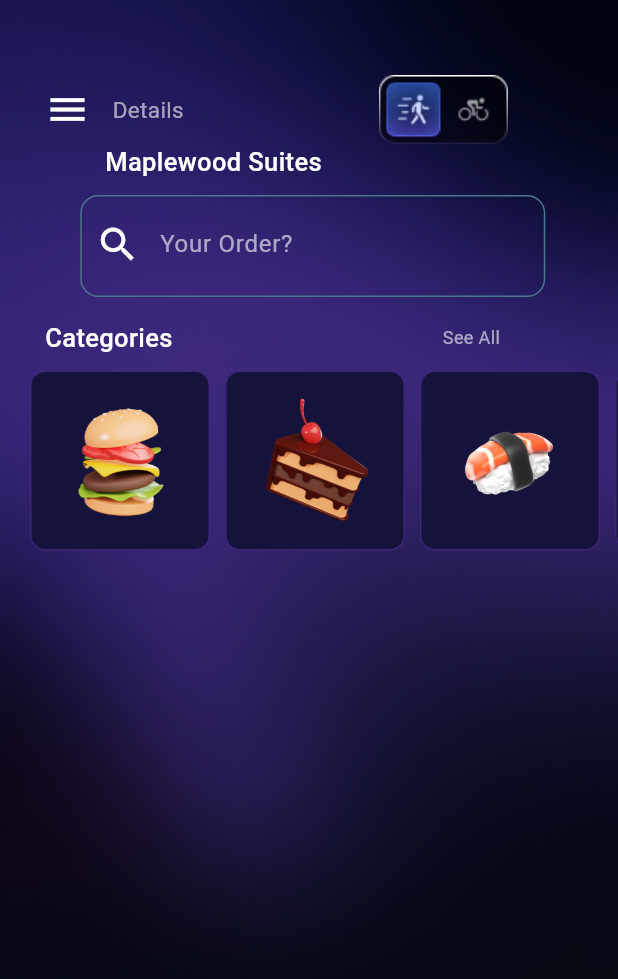
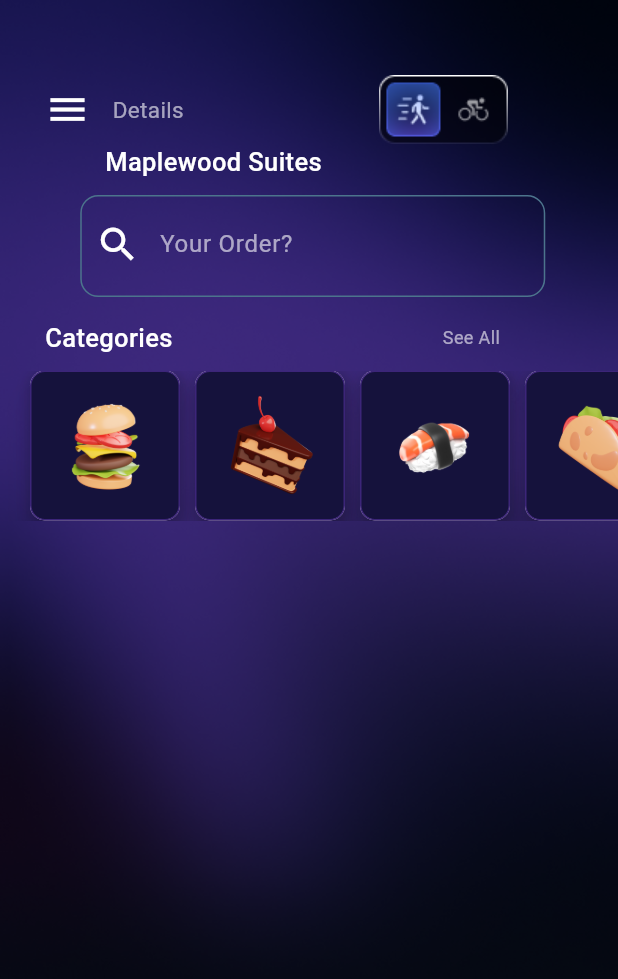
Before and after one commit to adeenazara2002/Flutter-final-hackathon, a Flutter app: the screen it shows after launch, on a phone screen of 412 x 824 dp. Shown: the top 979 px of the screen. Run offline on Flutter 3.47's test engine with Material 3 defaults, Android fonts, the phone set to English and light mode, and no system bars.

Commit message:
Home Screen

```diff
--- a/lib/Screens/Home/categoryContainer.dart
+++ b/lib/Screens/Home/categoryContainer.dart
@@ -7,15 +7,27 @@ class CategoryContainer extends StatelessWidget {
 
   @override
   Widget build(BuildContext context) {
-    return Container(
-      height: 120,
-      width: 120,
+    return Material(
+      elevation: 8, // Raised or ubhra hua effect
+      borderRadius: BorderRadius.circular(10),
+      shadowColor: Colors.black.withOpacity(0.5), // Shadow color and opacity
+      child: Container(
+        height: 100,
+        width: 100,
         decoration: BoxDecoration(
           color: Color.fromRGBO(21, 18, 60, 1.0),
           borderRadius: BorderRadius.circular(10),
           border: Border.all(
             color: Color.fromRGBO(60, 37, 121, 1.0),
           ),
+          boxShadow: [
+            BoxShadow(
+              color: Colors.black.withOpacity(0.2), // Adjust shadow color
+              spreadRadius: 2,  // Spread of shadow
+              blurRadius: 8,    // Blur effect of shadow
+              offset: Offset(2, 4), // X and Y offset of the shadow
+            ),
+          ],
         ),
         child: Padding(
           padding: EdgeInsets.all(10),
@@ -24,6 +36,7 @@ class CategoryContainer extends StatelessWidget {
             width: 120,
           ),
         ),
+      ),
     );
   }
 }
```
Lines whose indentation alone changed are shown as unchanged.
